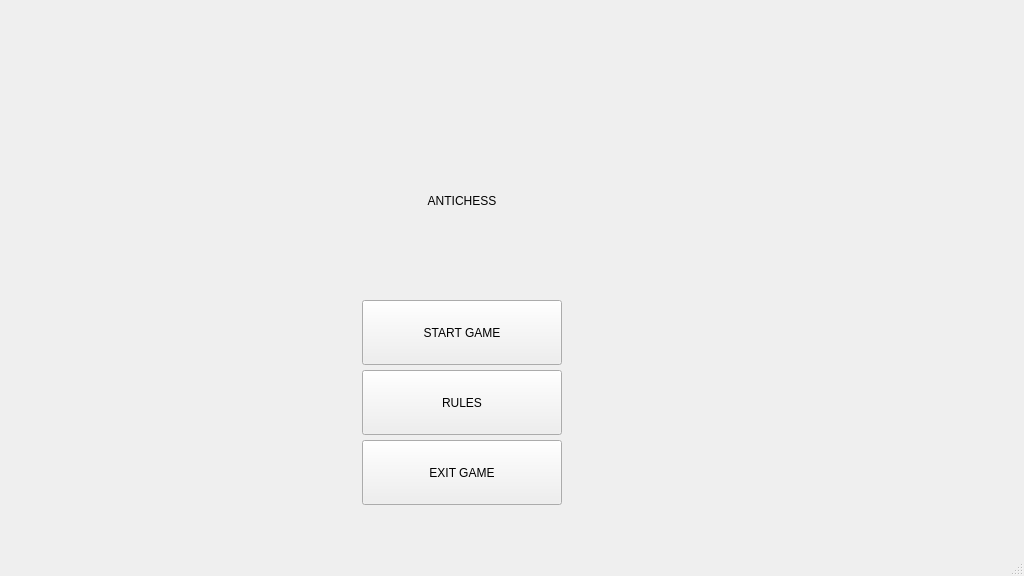
Before: the Qt Designer form Antichess/mainwindow.ui in L0G4NN/EE273Project, drawn with Qt 5.
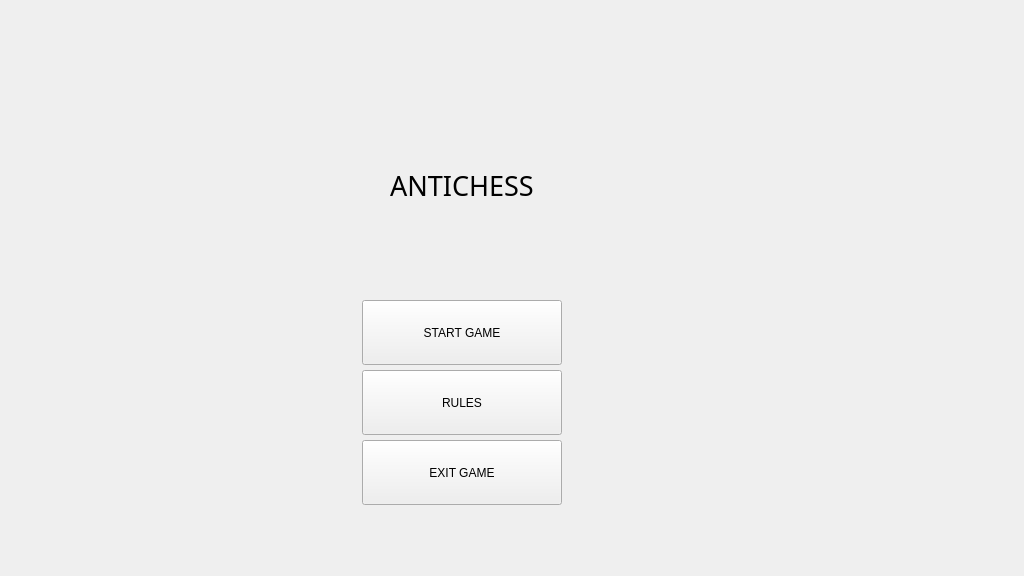
After: the same form once the commit is applied. The open tabs and pages were chosen to show the change. Icons and pictures are not drawn.

Commit message: added a background image to homepage

```diff
--- a/Antichess/mainwindow.ui
+++ b/Antichess/mainwindow.ui
@@ -10,6 +10,12 @@
     <height>576</height>
    </rect>
   </property>
+  <property name="maximumSize">
+   <size>
+    <width>202222</width>
+    <height>3902373</height>
+   </size>
+  </property>
   <property name="windowTitle">
    <string>Antichess</string>
   </property>
@@ -64,9 +70,17 @@
         <x>362</x>
         <y>110</y>
         <width>300</width>
-        <height>181</height>
+        <height>150</height>
        </rect>
       </property>
+      <property name="font">
+       <font>
+        <family>Franklin Gothic Heavy</family>
+        <pointsize>20</pointsize>
+        <italic>false</italic>
+        <bold>false</bold>
+       </font>
+      </property>
       <property name="autoFillBackground">
        <bool>false</bool>
       </property>
@@ -112,10 +126,10 @@
       </property>
       <property name="geometry">
        <rect>
-        <x>80</x>
-        <y>100</y>
-        <width>271</width>
-        <height>371</height>
+        <x>0</x>
+        <y>0</y>
+        <width>1024</width>
+        <height>576</height>
        </rect>
       </property>
       <property name="sizePolicy">
@@ -132,8 +146,8 @@
       </property>
       <property name="maximumSize">
        <size>
-        <width>861</width>
-        <height>371</height>
+        <width>1024</width>
+        <height>576</height>
        </size>
       </property>
       <property name="text">
@@ -233,7 +247,6 @@
     </widget>
    </widget>
   </widget>
-  <widget class="QStatusBar" name="statusbar"/>
   <action name="action">
    <property name="text">
     <string>Rules</string>
```
Left out of the diff: 10 changed lines with no effect on the pictures. The commit also changes 2 other files.
